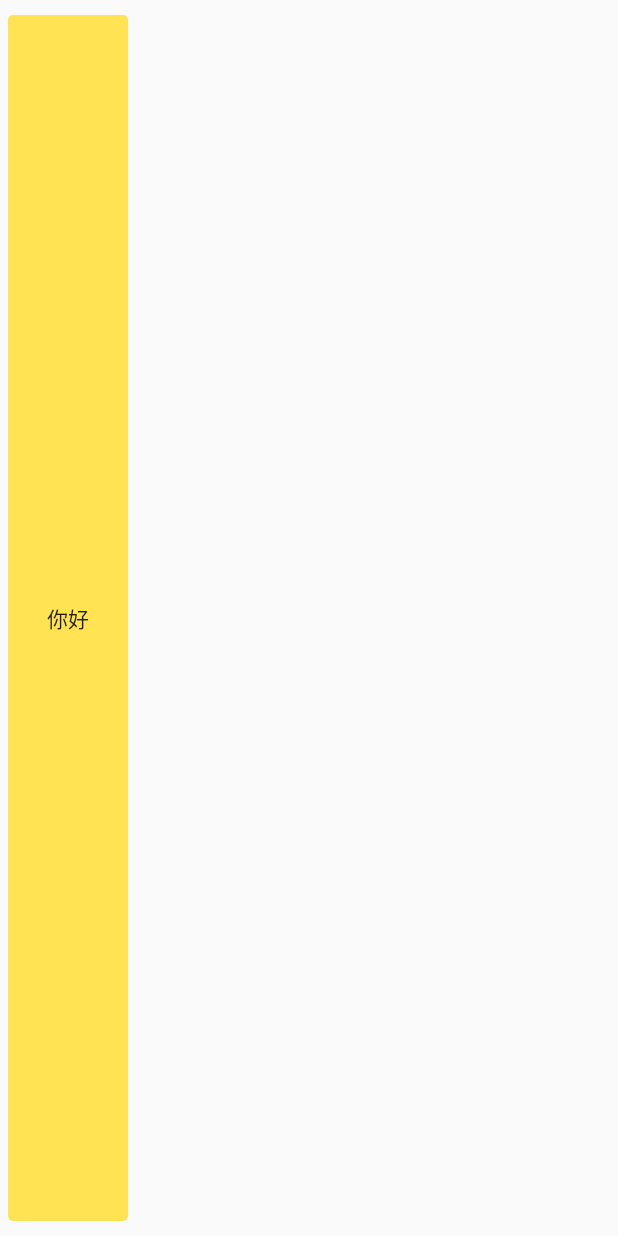
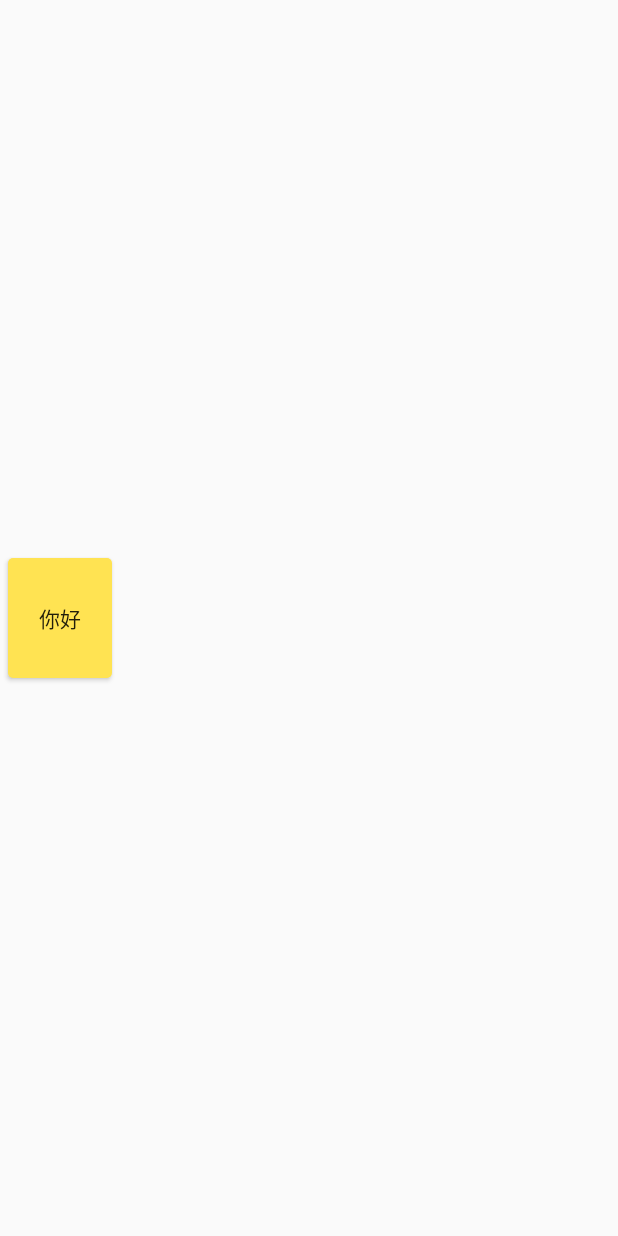
Before and after one commit to LucianZhang/PullLoadXiaochengxu, an Android app: the layout item_list.xml on its own in the app's theme, with its tools: preview values and no code run, on a phone screen of 412 x 824 dp. Run offline under Robolectric (Android 15) with nearby library versions, the phone set to English and light mode, and no system bars.

Commit message:
更新UI

```diff
--- a/app/src/main/java/com/renny/simplebrowser/widget/PullExtend/ExpendPoint.java
+++ b/app/src/main/java/com/renny/simplebrowser/widget/PullExtend/ExpendPoint.java
@@ -6,7 +6,6 @@ import android.graphics.Color;
 import android.graphics.Paint;
 import android.support.annotation.Nullable;
 import android.util.AttributeSet;
-import android.util.Log;
 import android.view.View;
 
 /**
@@ -54,7 +53,6 @@ public class ExpendPoint extends View {
         super.onDraw(canvas);
         float centerX = getWidth() / 2;
         float centerY = getHeight() / 2;
-        Log.d("percent", percent + "");
         if (percent <= 0.5f) {
             mPaint.setAlpha(255);
             float radius = percent * 2 * maxRadius;
--- a/app/src/main/res/layout/extend_header.xml
+++ b/app/src/main/res/layout/extend_header.xml
@@ -9,7 +9,7 @@
     <android.support.v7.widget.RecyclerView
         android:id="@+id/list"
         android:layout_width="match_parent"
-        android:layout_height="80dp"
+        android:layout_height="120dp"
         android:layout_alignParentBottom="true"
        />
 
--- a/app/src/main/res/layout/item_list.xml
+++ b/app/src/main/res/layout/item_list.xml
@@ -2,18 +2,18 @@
 <LinearLayout xmlns:android="http://schemas.android.com/apk/res/android"
               android:layout_width="80dp"
               android:layout_height="match_parent"
-              android:layout_marginBottom="10dp"
-              android:layout_marginLeft="5dp"
-              android:layout_marginRight="5dp"
-              android:layout_marginTop="10dp"
-              android:background="@drawable/btn_orange"
+              android:gravity="center"
               android:orientation="vertical">
 
     <Button
+        android:layout_marginBottom="10dp"
+        android:layout_marginLeft="5dp"
+        android:layout_marginRight="5dp"
+        android:layout_marginTop="10dp"
         android:id="@+id/item_title"
         android:layout_width="match_parent"
-        android:layout_height="match_parent"
-        android:background="@color/transparent"
+        android:layout_height="80dp"
+        android:background="@drawable/btn_orange"
         android:gravity="center"
         android:text="你好"/>
 
```
Also changed, not shown: app/src/main/java/com/renny/simplebrowser/widget/PullExtend/ExtendListHeader.java (+4 -12 lines), app/src/main/java/com/renny/simplebrowser/widget/PullExtend/PullExtendLayout.java (+0 -7 lines).
